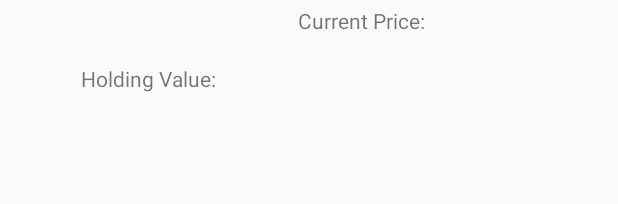
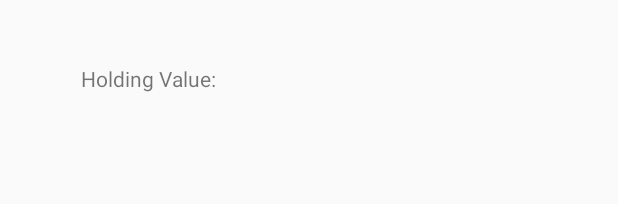
Before and after one commit to oneqimt/CryptoPortfolio, an Android app: the layout item_coin.xml on its own in the app's theme, with its tools: preview values and no code run, on a phone screen of 412 x 824 dp. Shown: the top 204 px of the screen. Run offline under Robolectric (Android 15) with nearby library versions, the phone set to English and light mode, and no system bars; network calls fail.

Commit message:
updated detail layout added string file references

```diff
--- a/app/src/main/java/com/imtmobileapps/cryptoportfolio/viewmodel/CryptoListViewModel.kt
+++ b/app/src/main/java/com/imtmobileapps/cryptoportfolio/viewmodel/CryptoListViewModel.kt
@@ -18,6 +18,7 @@ class CryptoListViewModel(application: Application) : BaseViewModel(application)
     private var refreshTime = 5 * 60 * 1000 * 1000 * 1000L
 
     private val cryptoService = CryptoApiService()
+
     // observes the OBSERVABLE (the SINGLE) that the api gives us
     // guards against memory leaks (reactiveX)
     private val disposable = CompositeDisposable()
@@ -47,7 +48,7 @@ class CryptoListViewModel(application: Application) : BaseViewModel(application)
                         for (crypto in cryptosList) {
                             val coinSymbol = crypto.coin.coinSymbol?.toLowerCase(Locale.getDefault())
                             val smallurl = BuildConfig.COIN_IMAGE_URL + "icon/$coinSymbol/50"
-                            val largeurl = BuildConfig.COIN_IMAGE_URL + "icon/$coinSymbol/200"
+                            val largeurl = BuildConfig.COIN_IMAGE_URL + "icon/$coinSymbol/100"
 
                             crypto.coin.smallCoinImageUrl = smallurl
                             crypto.coin.largeCoinImageUrl = largeurl
--- a/app/src/main/res/layout/item_coin.xml
+++ b/app/src/main/res/layout/item_coin.xml
@@ -24,7 +24,8 @@
             android:layout_height="50dp"
             android:imageUrl="@{cryptoValue.coin.smallCoinImageUrl}"
             android:padding="4dp"
-            android:contentDescription="Coin"/>
+            android:layout_gravity="center_vertical"
+            android:contentDescription="@string/coin"/>
 
         <LinearLayout
             android:layout_width="0dp"
@@ -50,7 +51,7 @@
             <TextView
                 android:layout_width="wrap_content"
                 android:layout_height="wrap_content"
-                android:text="Holding Value: " />
+                android:text="@string/holding_value" />
 
             <TextView
                 android:id="@+id/holdingValue"
@@ -61,57 +62,6 @@
 
         </LinearLayout>
 
-        <LinearLayout
-            android:layout_width="0dp"
-            android:layout_height="match_parent"
-            android:orientation="vertical"
-            android:padding="0dp"
-            android:layout_weight="3"
-            android:layout_gravity="center_vertical">
-
-            <LinearLayout
-                android:layout_width="wrap_content"
-                android:layout_height="match_parent"
-                android:orientation="horizontal"
-                android:padding="4dp">
-
-
-                <TextView
-                    android:layout_width="wrap_content"
-                    android:layout_height="wrap_content"
-                    android:text="Current Price: " />
-
-                <TextView
-                    android:id="@+id/currentPriceValue"
-                    android:layout_width="wrap_content"
-                    android:layout_height="wrap_content"
-                    android:text="@{cryptoValue.USD}"
-                    android:textStyle="bold"/>
-
-            </LinearLayout>
-
-            <!--<LinearLayout
-                android:layout_width="wrap_content"
-                android:layout_height="match_parent"
-                android:orientation="horizontal">
-
-                <TextView
-                    android:layout_width="wrap_content"
-                    android:layout_height="wrap_content"
-                    android:text="Quantity: " />
-
-                <TextView
-                    android:id="@+id/quantityValue"
-                    android:layout_width="wrap_content"
-                    android:layout_height="wrap_content"
-                    android:text="@{String.valueOf(cryptoValue.quantity)}"
-                    android:textStyle="bold"/>
-
-            </LinearLayout>-->
-
-
-        </LinearLayout>
-
 
     </LinearLayout>
 </layout>
--- a/app/src/main/res/values/strings.xml
+++ b/app/src/main/res/values/strings.xml
@@ -10,6 +10,11 @@
     <string name="title_activity_login">Please login</string>
     <string name="title_activity_main">Crypto Portfolio</string>
 
-    <!-- TODO: Remove or change this placeholder text -->
-    <string name="hello_blank_fragment">Hello blank fragment</string>
+    <string name="selected_coin">Selected Coin</string>
+    <string name="current_price">Current Price: </string>
+    <string name="quantity_held">Quantity Held: </string>
+    <string name="holding_value">Holding Value: </string>
+    <string name="your_cost">Your Cost: </string>
+    <string name="coin">Coin</string>
+
 </resources>
```
Also changed, not shown: app/src/main/res/layout/fragment_coin_detail.xml (+106 -51 lines).
